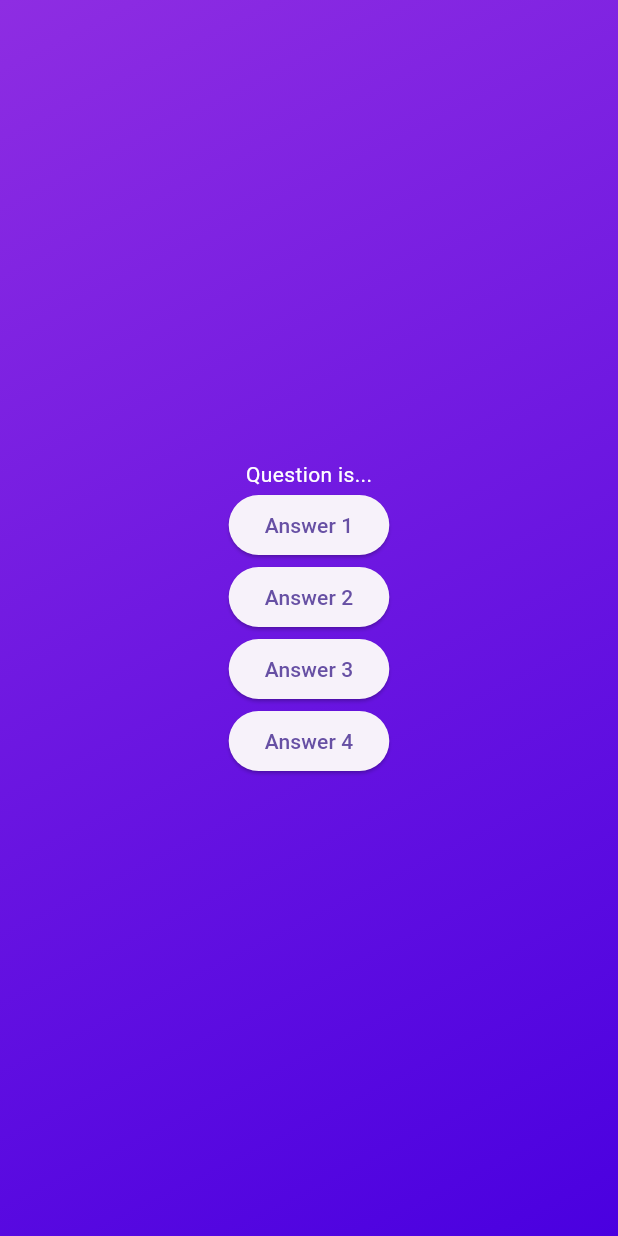
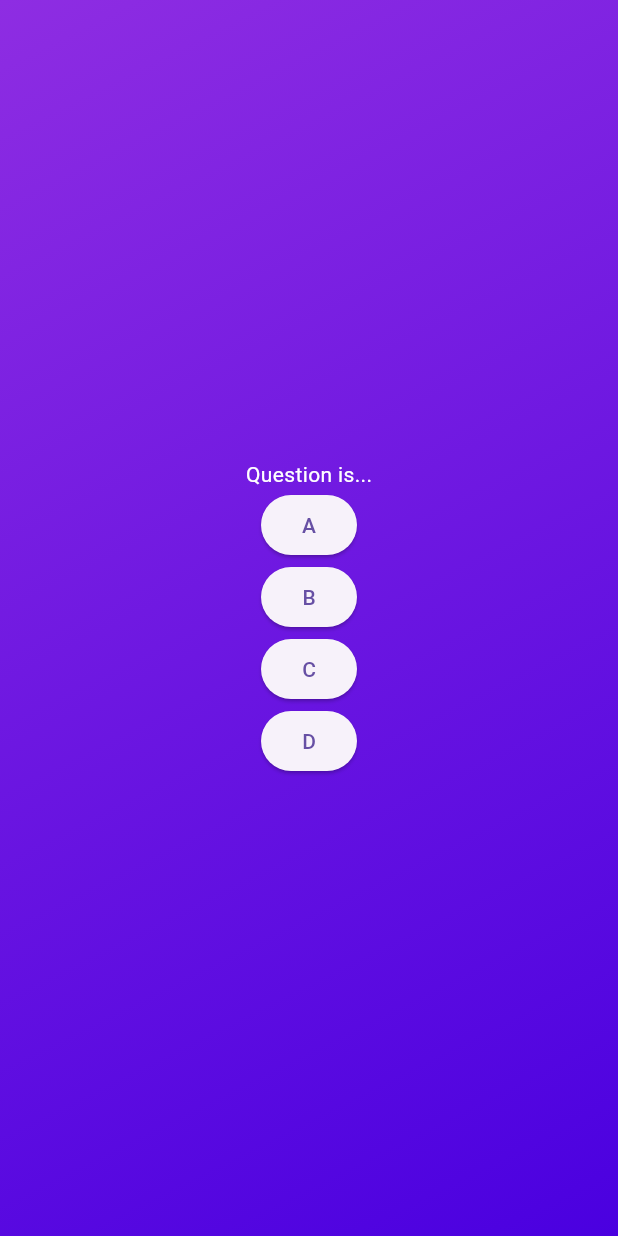
Before and after one commit to izasoerya/FlutterQuiz, a Flutter app: the screen it shows after launch, after a tap on "Start Quiz!", on a phone screen of 412 x 824 dp. Run offline on Flutter 3.47's test engine with Material 3 defaults, Android fonts, the phone set to English and light mode, and no system bars.

Commit message:
feat: implement answerbutton class

```diff
--- /dev/null
+++ b/lib/src/quiz/answer_button.dart
@@ -0,0 +1,19 @@
+import 'package:flutter/material.dart';
+
+class AnswerButton extends StatelessWidget {
+  const AnswerButton(
+      {key, required this.textButton, required void Function() this.task})
+      : super(key: key);
+
+  final String textButton;
+  final void Function() task;
+
+  @override
+  Widget build(BuildContext context) {
+    return ElevatedButton(
+      onPressed: task,
+      style: ElevatedButton.styleFrom(),
+      child: Text(textButton),
+    );
+  }
+}
--- a/lib/src/quiz/page.dart
+++ b/lib/src/quiz/page.dart
@@ -1,4 +1,5 @@
 import "package:flutter/material.dart";
+import 'answer_button.dart';
 import "package:quiz_app/src/quiz/question_answer.dart";
 
 class QuestionPage extends StatefulWidget {
@@ -20,10 +21,10 @@ class _QuestionPage extends State<QuestionPage> {
               style: TextStyle(color: Colors.white),
               "Question is...",
             ),
-            ElevatedButton(onPressed: () {}, child: const Text('Answer 1')),
-            ElevatedButton(onPressed: () {}, child: const Text('Answer 2')),
-            ElevatedButton(onPressed: () {}, child: const Text('Answer 3')),
-            ElevatedButton(onPressed: () {}, child: const Text('Answer 4')),
+            AnswerButton(textButton: 'A', task: () {}),
+            AnswerButton(textButton: 'B', task: () {}),
+            AnswerButton(textButton: 'C', task: () {}),
+            AnswerButton(textButton: 'D', task: () {}),
           ],
         ),
       ),
```
